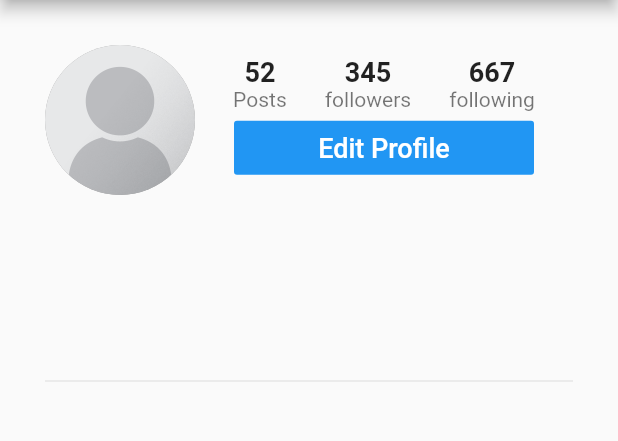
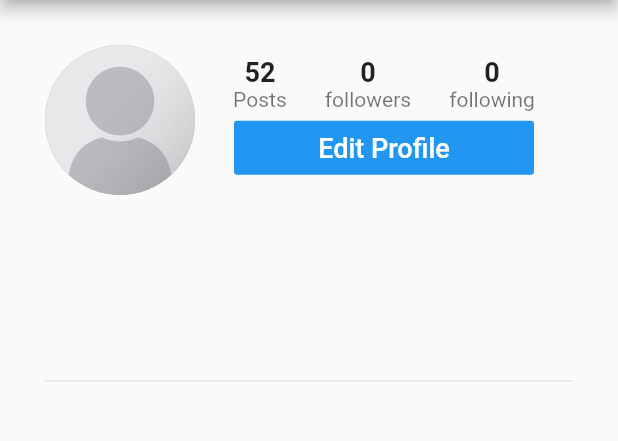
Before and after one commit to subhipandey/insta_clone, a Flutter app: the screen it shows once a user with an empty profile is signed in, swiped to page 5, on a phone screen of 412 x 824 dp, the part 84-525 px from its top. Run offline on Flutter 3.47's test engine with Material 2 defaults, Android fonts, the phone set to English and light mode, and no system bars; our stand-ins replace cached_network_image, cloud_firestore, firebase_auth, firebase_storage, flutter_image_compress, image_cropper and 1 more; accounts and stored records are empty.

Commit message:
Day 10: Follow and Unfollow function Added

```diff
--- a/lib/screens/edit_profile_screen.dart
+++ b/lib/screens/edit_profile_screen.dart
@@ -63,7 +63,7 @@ if (widget.user.profileImageUrl.isEmpty) {
 
 _submit() async{
 
-  if (_formKey.currentState.validate()){
+  if (_formKey.currentState.validate() && !_isLoading){
     _formKey.currentState.save();
     setState(() {
       _isLoading = true;
--- a/lib/screens/home_screen.dart
+++ b/lib/screens/home_screen.dart
@@ -34,6 +34,8 @@ int _currentTab = 0;
   @override
    Widget build(BuildContext context) {
 
+     final String currentUserId =  Provider.of<UserData>(context).currentUserId;
+
     return Scaffold(
 
       body: PageView(
@@ -43,7 +45,9 @@ int _currentTab = 0;
           SearchScreen(),
           CreatePostScreen(),
           ActivityScreen(),
-          ProfileScreen(userId: Provider.of<UserData>(context).currentUserId),
+          ProfileScreen(currentUserId: currentUserId ,
+          userId: currentUserId,
+          ),
         ],
         onPageChanged: (int index) {
           setState(() {
--- a/lib/screens/profile_screen.dart
+++ b/lib/screens/profile_screen.dart
@@ -1,13 +1,17 @@
 import 'package:cached_network_image/cached_network_image.dart';
 import 'package:flutter/material.dart';
+import 'package:insta_clone/models/user_data.dart';
 import 'package:insta_clone/models/user_model.dart';
 import 'package:insta_clone/screens/edit_profile_screen.dart';
+import 'package:insta_clone/services/database_service.dart';
 import 'package:insta_clone/utilities/constants.dart';
+import 'package:provider/provider.dart';
 
 class ProfileScreen extends StatefulWidget {
+  final String currentUserId;
   final String userId;
 
-  ProfileScreen({this.userId});
+  ProfileScreen({this.currentUserId,this.userId});
 
 
 
@@ -16,6 +20,115 @@ class ProfileScreen extends StatefulWidget {
 }
 
 class _ProfileScreenState extends State<ProfileScreen> {
+
+  bool isFollowing = false;
+  int followerCount = 0;
+  int followingCount =0;
+
+  @override
+  initState(){
+    super.initState();
+    _setupIsFollowing();
+    _setupFollowers();
+    _setupFollowing();
+
+  }
+
+  _setupIsFollowing() async {
+    bool isFollowingUser = await DatabaseService.isFollowingUser(
+      currentUserId: widget.currentUserId,
+      userId: widget.userId,
+      );
+
+      setState(() {
+        isFollowing = isFollowingUser;
+      });
+
+  }
+
+  _setupFollowers() async{
+    int userFollowerCount = await DatabaseService.numFollowers(widget.userId);
+    setState(() {
+      followerCount = userFollowerCount;
+    });
+  }
+
+  _setupFollowing() async{
+    int  userFollowingCount = await DatabaseService.numFollowers(widget.userId);
+    setState(() {
+      followingCount = userFollowingCount;
+    });
+
+  }
+
+  _followOrUnfollow() {
+    if (isFollowing) {
+
+      _unfollowUser();
+    } else {
+      _followUser();
+    }
+    }
+
+    _unfollowUser() {
+      DatabaseService.unfollowUser(
+        currentUserId: widget.currentUserId,
+        userId: widget.userId,
+        );
+
+        setState(() {
+          isFollowing = false;
+          followerCount--;
+        });
+    }
+
+    _followUser() {
+      DatabaseService.followUser(
+        currentUserId: widget.currentUserId,
+        userId: widget.userId,
+        );
+
+        setState(() {
+          isFollowing = true;
+          followerCount++;
+        });
+    }
+
+   _displayButton(User user) {
+    return user.id == Provider.of<UserData>(context).currentUserId ? Container(
+            width: 200.0,
+            child: FlatButton(
+              onPressed: () => Navigator.push(
+                context,
+                MaterialPageRoute(
+                  builder: (_) => EditProfileScreen(
+                    user: user,
+                  ),
+                ),
+              ),
+              color: Colors.blue,
+              textColor: Colors.white,
+              child: Text(
+                'Edit Profile',
+                style: TextStyle(fontSize: 18.0),
+              ),
+            ),
+          ) : Container(
+            width: 200.0,
+            child: FlatButton(
+              onPressed: _followOrUnfollow,
+              color: isFollowing ? Colors.grey[200] : Colors.blue,
+              textColor: isFollowing ? Colors.black : Colors.white,
+              child: Text(
+                isFollowing ? 'Unfollow' : 'Follow',
+                style: TextStyle(fontSize: 18.0),
+              ),
+            ),
+          );
+
+  }
+
+
   @override
   Widget build(BuildContext context) {
     return Scaffold(
@@ -77,19 +190,23 @@ class _ProfileScreenState extends State<ProfileScreen> {
                       ),
                       Column(
                         children: <Widget>[
-                        Text('345',
+                        Text(
+                          followerCount.toString(),
                         style: TextStyle(
                           fontSize: 18.0,
                           fontWeight: FontWeight.w600,
                           ),
                           ),
-                          Text('followers', style: TextStyle(color: Colors.black54),
+                          Text(
+                            'followers',
+                            style: TextStyle(color: Colors.black54),
                           ),
                       ],
                       ),
                       Column(
                         children: <Widget>[
-                        Text('667',
+                        Text(
+                          followingCount.toString(),
                         style: TextStyle(
                           fontSize: 18.0,
                           fontWeight: FontWeight.w600,
@@ -101,24 +218,7 @@ class _ProfileScreenState extends State<ProfileScreen> {
                       )
                     ],
                   ),
-                  Container(
-                    width: 200.0,
-                    child: FlatButton(
-                      onPressed: () => Navigator.push(
-                        context,
-                        MaterialPageRoute(
-                        builder: (_) => EditProfileScreen(
-                            user: user,
-                          ),
-                          ),
-                          ),
-                      color: Colors.blue,
-                      textColor: Colors.white,
-                      child: Text('Edit Profile',
-                      style: TextStyle(fontSize: 18.0),
-                      ),
-                      ),
-                  ),
+                _displayButton(user),
                 ],
                 ),
               )
--- a/lib/screens/search_screen.dart
+++ b/lib/screens/search_screen.dart
@@ -1,9 +1,11 @@
 import 'package:cached_network_image/cached_network_image.dart';
 import 'package:cloud_firestore/cloud_firestore.dart';
 import 'package:flutter/material.dart';
+import 'package:insta_clone/models/user_data.dart';
 import 'package:insta_clone/models/user_model.dart';
 import 'package:insta_clone/screens/profile_screen.dart';
 import 'package:insta_clone/services/database_service.dart';
+import 'package:provider/provider.dart';
 
 class SearchScreen extends StatefulWidget {
   @override
@@ -26,7 +28,9 @@ class _SearchScreenState extends State<SearchScreen> {
       onTap: () => Navigator.push(
         context,
         MaterialPageRoute(
-          builder: (_) => ProfileScreen(userId: user.id,
+          builder: (_) => ProfileScreen(
+             currentUserId: Provider.of<UserData>(context).currentUserId,
+            userId: user.id,
           ),
           ),
           ),
--- a/lib/services/database_service.dart
+++ b/lib/services/database_service.dart
@@ -26,4 +26,67 @@ class DatabaseService {
     'timestamps': post.timestamp,
     });
   }
+    static void followUser({String currentUserId, String userId}) {
+      followingRef
+        .document(currentUserId)
+        .collection('userFollowing')
+        .document(userId)
+        .setData({});
+
+        followersRef
+        .document(userId)
+        .collection('userFollowers')
+        .document(currentUserId)
+        .setData({});
+
+    }
+    static void unfollowUser({String currentUserId, String userId}) {
+      followingRef
+        .document(currentUserId)
+        .collection('userFollowing')
+        .document(userId)
+        .get().then((doc){
+          if (doc.exists) {
+            doc.reference.delete();
+          }
+        });
+
+        followersRef
+        .document(userId)
+        .collection('userFollowers')
+        .document(currentUserId)
+        .get().then((doc){
+          if (doc.exists) {
+            doc.reference.delete();
+          }
+        });
+
+    }
+
+    static Future<bool> isFollowingUser(
+      {String currentUserId, String userId}) async {
+    DocumentSnapshot followingDoc = await followersRef
+        .document(userId)
+        .collection('userFollowers')
+        .document(currentUserId)
+        .get();
+    return followingDoc.exists;
+  }
+
+  static Future<int> numFollowing(String userId) async {
+    QuerySnapshot followingSnapshot = await followingRef
+        .document(userId)
+        .collection('userFollowing')
+        .getDocuments();
+    return followingSnapshot.documents.length;
+  }
+
+  static Future<int> numFollowers(String userId) async {
+    QuerySnapshot followersSnapshot = await followersRef
+        .document(userId)
+        .collection('userFollowers')
+        .getDocuments();
+    return followersSnapshot.documents.length;
+  }
+
 }
--- a/lib/utilities/constants.dart
+++ b/lib/utilities/constants.dart
@@ -6,3 +6,5 @@ final storageRef = FirebaseStorage.instance.ref();
 
 final userRef = _firestore.collection('users');
 final postsRef = _firestore.collection('posts');
+final followersRef = _firestore.collection('followers');
+final followingRef = _firestore.collection('following');
```
